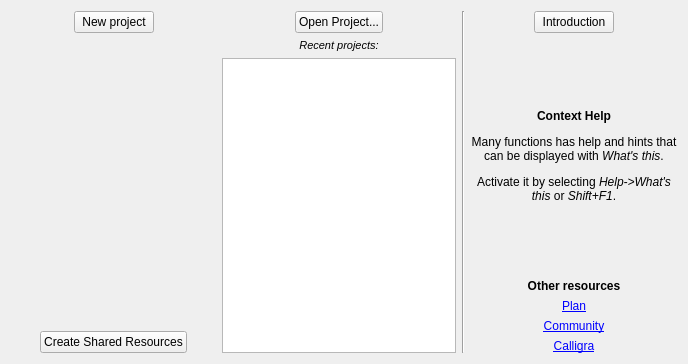
First picture: the form in plan/libs/ui/welcome/WelcomeView.ui, repository KDE/calligra, before the edit.
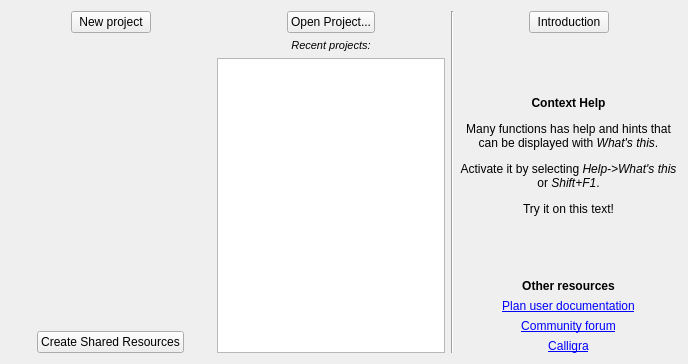
Second picture: the form after the edit. Icons and pictures are not drawn.

Commit message:
Plan: Add links handling to what's this
Prepares an infrastructure to provide extended conext help via what's this.
Also improves whats this texts in the welcome view and
enables the Create Shared Resoruces button.

Diff of the .ui file:
```diff
--- a/plan/libs/ui/welcome/WelcomeView.ui
+++ b/plan/libs/ui/welcome/WelcomeView.ui
@@ -262,7 +262,7 @@
      <item>
       <widget class="QLabel" name="label_2">
        <property name="text">
-        <string>&lt;html&gt;&lt;head/&gt;&lt;body&gt;&lt;p&gt;&lt;span style=&quot; font-weight:600;&quot;&gt;Context Help&lt;/span&gt;&lt;/p&gt;&lt;p&gt;Many functions has help and hints that can be displayed with &lt;span style=&quot; font-style:italic;&quot;&gt;What's this&lt;/span&gt;.&lt;/p&gt;&lt;p&gt;Activate it by selecting &lt;span style=&quot; font-style:italic;&quot;&gt;Help-&amp;gt;What's this&lt;/span&gt; or &lt;span style=&quot; font-style:italic;&quot;&gt;Shift+F1&lt;/span&gt;.&lt;/p&gt;&lt;/body&gt;&lt;/html&gt;</string>
+        <string>&lt;html&gt;&lt;head/&gt;&lt;body&gt;&lt;p&gt;&lt;span style=&quot; font-weight:600;&quot;&gt;Context Help&lt;/span&gt;&lt;/p&gt;&lt;p&gt;Many functions has help and hints that can be displayed with &lt;span style=&quot; font-style:italic;&quot;&gt;What's this&lt;/span&gt;.&lt;/p&gt;&lt;p&gt;Activate it by selecting &lt;span style=&quot; font-style:italic;&quot;&gt;Help-&amp;gt;What's this&lt;/span&gt; or &lt;span style=&quot; font-style:italic;&quot;&gt;Shift+F1&lt;/span&gt;.&lt;/p&gt;&lt;p&gt;Try it on this text!&lt;/p&gt;&lt;/body&gt;&lt;/html&gt;</string>
        </property>
        <property name="scaledContents">
         <bool>true</bool>
@@ -301,7 +301,7 @@
      <item>
       <widget class="QLabel" name="label_5">
        <property name="text">
-        <string>&lt;a href=&quot;https://userbase.kde.org/Plan&quot;&gt;Plan&lt;/a&gt;</string>
+        <string>&lt;a href=&quot;https://userbase.kde.org/Plan&quot;&gt;Plan user documentation&lt;/a&gt;</string>
        </property>
        <property name="alignment">
         <set>Qt::AlignCenter</set>
@@ -314,7 +314,7 @@
      <item>
       <widget class="QLabel" name="label_4">
        <property name="text">
-        <string>&lt;a href=&quot;https://forum.kde.org/viewforum.php?f=203&quot;&gt;Community&lt;/a&gt;</string>
+        <string>&lt;a href=&quot;https://forum.kde.org/viewforum.php?f=203&quot;&gt;Community forum&lt;/a&gt;</string>
        </property>
        <property name="alignment">
         <set>Qt::AlignCenter</set>
```
Left out of the diff: 17 changed lines with no effect on the pictures. The commit also changes 4 other files.
